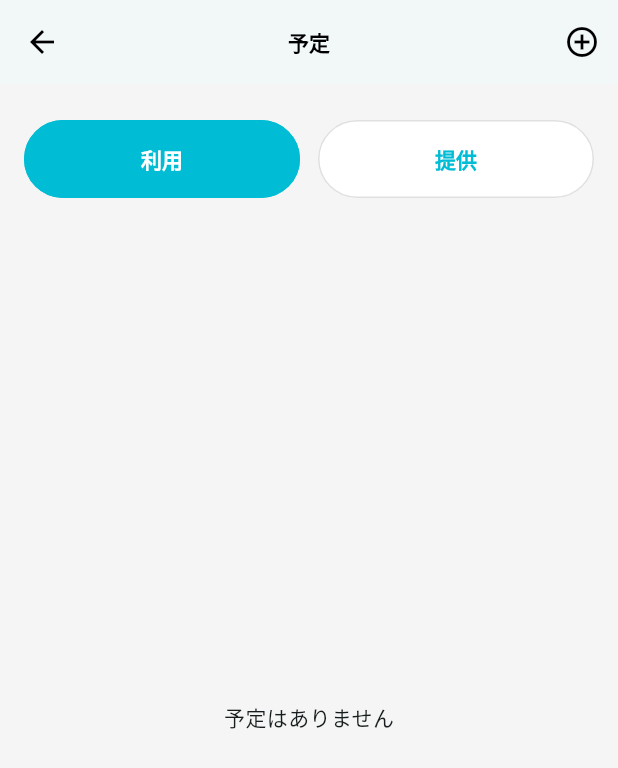
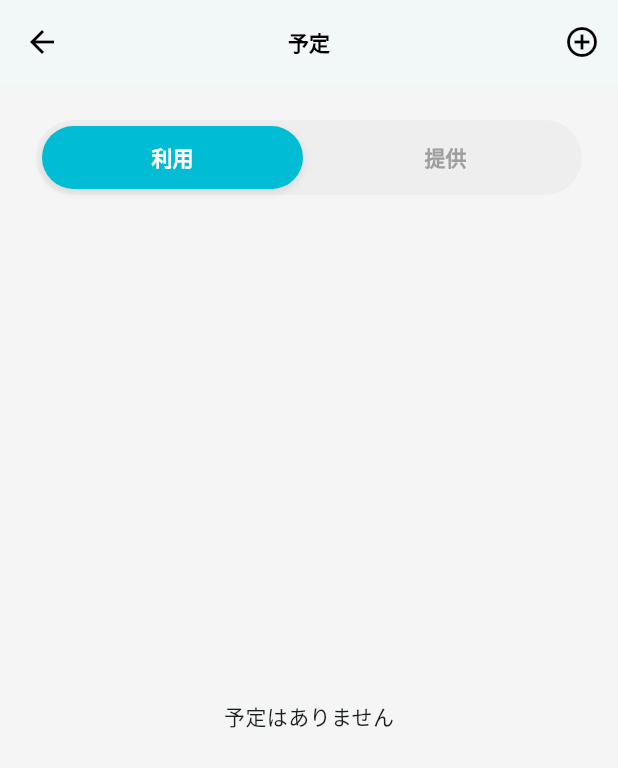
Before and after one commit to Mkazuki0511/Third, a Flutter app: the Page_schedule screen opened directly, on a phone screen of 412 x 824 dp. Shown: the top 768 px of the screen. Run offline on Flutter 3.47's test engine with Material 3 defaults, Android fonts, the phone set to English and light mode, and no system bars; our stand-ins replace cloud_firestore, firebase_auth, firebase_core, firebase_storage, flutter_rating_bar, image_picker; accounts and stored records are empty.

Commit message:
fix: トグルボタンのデザインをオシャレに

```diff
--- a/lib/pages/page_schedule.dart
+++ b/lib/pages/page_schedule.dart
@@ -130,60 +130,111 @@ class _Page_scheduleState extends State<Page_schedule> {
     );
   }
 
-  /// 「提供」「利用」のトグルボタン
+  /// 「提供」「利用」のトグルボタン (添付画像風のデザイン)
   Widget _buildToggleButtons() {
-    return Padding(
-      padding: const EdgeInsets.symmetric(horizontal: 16.0),
-      child: Row(
+    // アニメーションの時間を定義
+    const animationDuration = Duration(milliseconds: 300);
+    // アニメーションの動き方を定義（滑らかに加速・減速）
+    const animationCurve = Curves.easeInOut;
+
+    return Container(
+      margin: const EdgeInsets.symmetric(horizontal: 24.0),
+      height: 50,
+      // グレーの背景レール
+      decoration: BoxDecoration(
+        color: Colors.grey[200],
+        borderRadius: BorderRadius.circular(30.0),
+      ),
+      child: Stack(
         children: [
-          // ↓↓↓↓ 【修正④】「利用」ボタンを左（1番目）に配置 ↓↓↓↓
-          _buildToggleButton(
-            text: '利用',
-            isSelected: !_isProvidingSelected, // 'false' の時に選択状態
-            onPressed: () {
+          // 1. 動く白い背景 (スライダー)
+          AnimatedAlign(
+            duration: animationDuration,
+            curve: animationCurve,
+            // 状態に応じて配置場所を左端か右端に変える
+            alignment: !_isProvidingSelected ? Alignment.centerLeft : Alignment.centerRight,
+            child: FractionallySizedBox(
+              widthFactor: 0.5, // 幅は全体の半分
+              heightFactor: 1.0, // 高さは全体と同じ
+              child: Container(
+                margin: const EdgeInsets.all(4.0), // レールとの隙間
+                decoration: BoxDecoration(
+                  color: Colors.cyan,
+                  borderRadius: BorderRadius.circular(25.0),
+                  boxShadow: [
+                    BoxShadow(
+                      color: Colors.black.withOpacity(0.1),
+                      blurRadius: 4,
+                      offset: const Offset(0, 2),
+                    ),
+                  ],
+                ),
+              ),
+            ),
+          ),
+
+          // 2. 前面のテキストとタップ領域
+          Row(
+            children: [
+              // 左側：「利用」ボタン領域
+              Expanded(
+                child: GestureDetector(
+                  onTap: () {
                     setState(() {
-                _isProvidingSelected = false; // 'false' をセット
+                      _isProvidingSelected = false;
                     });
                   },
+                  child: Container(
+                    // タップ領域を確保するための透明なコンテナ
+                    color: Colors.transparent,
+                    alignment: Alignment.center,
+                    // テキストの色も滑らかに変える
+                    child: AnimatedDefaultTextStyle(
+                      duration: animationDuration,
+                      curve: animationCurve,
+                      style: TextStyle(
+                        // 選択されている(false)なら黒、そうでなければグレー
+                        color: !_isProvidingSelected ? Colors.white : Colors.grey,
+                        fontWeight: FontWeight.bold,
+                        fontSize: 14,
                       ),
-          const SizedBox(width: 12),
-          // ↓↓↓↓ 【修正⑤】「提供」ボタンを右（2番目）に配置 ↓↓↓↓
-          _buildToggleButton(
-            text: '提供',
-            isSelected: _isProvidingSelected, // 'true' の時に選択状態
-            onPressed: () {
+                      child: const Text('利用'),
+                    ),
+                  ),
+                ),
+              ),
+              // 右側：「提供」ボタン領域
+              Expanded(
+                child: GestureDetector(
+                  onTap: () {
                     setState(() {
-                _isProvidingSelected = true; // 'true' をセット
+                      _isProvidingSelected = true;
                     });
                   },
+                  child: Container(
+                    color: Colors.transparent,
+                    alignment: Alignment.center,
+                    child: AnimatedDefaultTextStyle(
+                      duration: animationDuration,
+                      curve: animationCurve,
+                      style: TextStyle(
+                        // 選択されている(true)なら黒、そうでなければグレー
+                        color: _isProvidingSelected ? Colors.white : Colors.grey,
+                        fontWeight: FontWeight.bold,
+                        fontSize: 14,
+                      ),
+                      child: const Text('提供'),
+                    ),
+                  ),
+                ),
+              ),
+            ],
           ),
         ],
       ),
     );
   }
-
-  /// トグルボタンの共通ウィジェット (変更なし)
-  Widget _buildToggleButton({
-    required String text,
-    required bool isSelected,
-    required VoidCallback onPressed,
-  }) {
-    return Expanded(
-      child: OutlinedButton(
-        onPressed: onPressed,
-        style: OutlinedButton.styleFrom(
-          backgroundColor: isSelected ? Colors.cyan : Colors.white,
-          foregroundColor: isSelected ? Colors.white : Colors.cyan,
-          side: BorderSide(color: isSelected ? Colors.cyan : Colors.grey.shade300),
-          shape: RoundedRectangleBorder(borderRadius: BorderRadius.circular(30.0)),
-          padding: const EdgeInsets.symmetric(vertical: 16.0),
-        ),
-        child: Text(text, style: const TextStyle(fontWeight: FontWeight.bold)),
-      ),
-    );
 }
-}
-
 
 // --- ↓↓↓↓ 【ここからが新設ウィジェット】 ↓↓↓↓ ---
 /// --- 予定カード本体（`opponentId` からユーザー情報を取得する） ---
```
Lines whose indentation alone changed are shown as unchanged.
